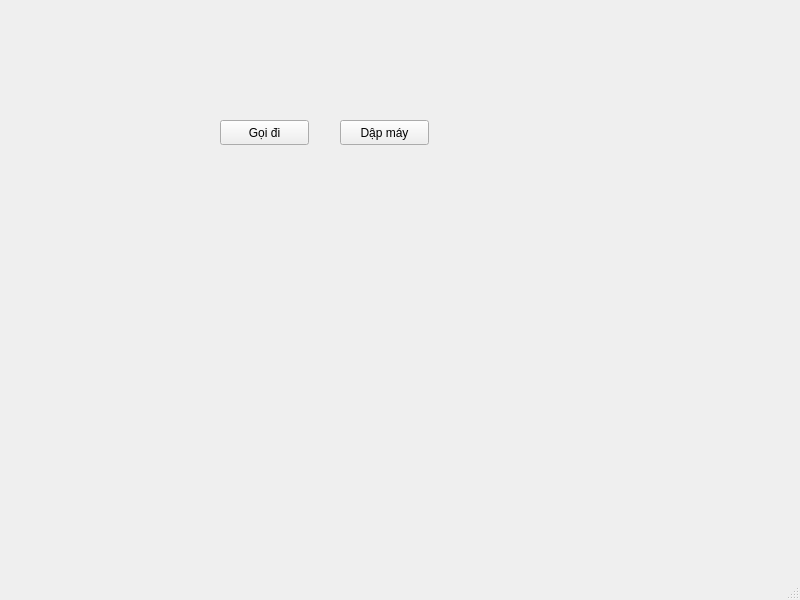
First picture: the form in mainwindow.ui, repository ledangquangdangquang/VoIP-SIP-Simulator, before the edit.
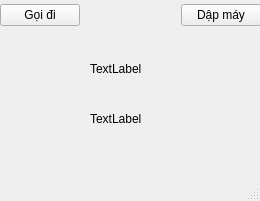
Second picture: the form after the edit.

Diff of the .ui file:
```diff
--- a/mainwindow.ui
+++ b/mainwindow.ui
@@ -6,38 +6,77 @@
    <rect>
     <x>0</x>
     <y>0</y>
-    <width>800</width>
-    <height>600</height>
+    <width>260</width>
+    <height>201</height>
    </rect>
   </property>
   <property name="windowTitle">
    <string>MainWindow</string>
   </property>
   <widget class="QWidget" name="centralwidget">
-   <widget class="QPushButton" name="btnCall">
+   <widget class="QWidget" name="horizontalLayoutWidget">
     <property name="geometry">
      <rect>
-      <x>220</x>
-      <y>120</y>
-      <width>89</width>
-      <height>25</height>
+      <x>0</x>
+      <y>0</y>
+      <width>261</width>
+      <height>31</height>
      </rect>
     </property>
+    <layout class="QHBoxLayout" name="horizontalLayout">
+     <item>
+      <widget class="QPushButton" name="btnCall">
+       <property name="text">
+        <string>Gọi đi</string>
+       </property>
+      </widget>
+     </item>
+     <item>
+      <spacer name="horizontalSpacer">
+       <property name="orientation">
+        <enum>Qt::Horizontal</enum>
+       </property>
+       <property name="sizeHint" stdset="0">
+        <size>
+         <width>40</width>
+         <height>20</height>
+        </size>
+       </property>
+      </spacer>
+     </item>
+     <item>
+      <widget class="QPushButton" name="btnHangup">
+       <property name="text">
+        <string>Dập máy</string>
+       </property>
+      </widget>
+     </item>
+    </layout>
+   </widget>
+   <widget class="QLabel" name="lblStatus">
+    <property name="geometry">
+     <rect>
+      <x>90</x>
+      <y>60</y>
+      <width>67</width>
+      <height>17</height>
+     </rect>
+    </property>
     <property name="text">
-     <string>Gọi đi</string>
+     <string>TextLabel</string>
     </property>
    </widget>
-   <widget class="QPushButton" name="btnHangup">
+   <widget class="QLabel" name="lblIP">
     <property name="geometry">
      <rect>
-      <x>340</x>
-      <y>120</y>
-      <width>89</width>
-      <height>25</height>
+      <x>90</x>
+      <y>110</y>
+      <width>67</width>
+      <height>17</height>
      </rect>
     </property>
     <property name="text">
-     <string>Dập máy</string>
+     <string>TextLabel</string>
     </property>
    </widget>
   </widget>
```
Left out of the diff: 2 changed lines with no effect on the pictures.
